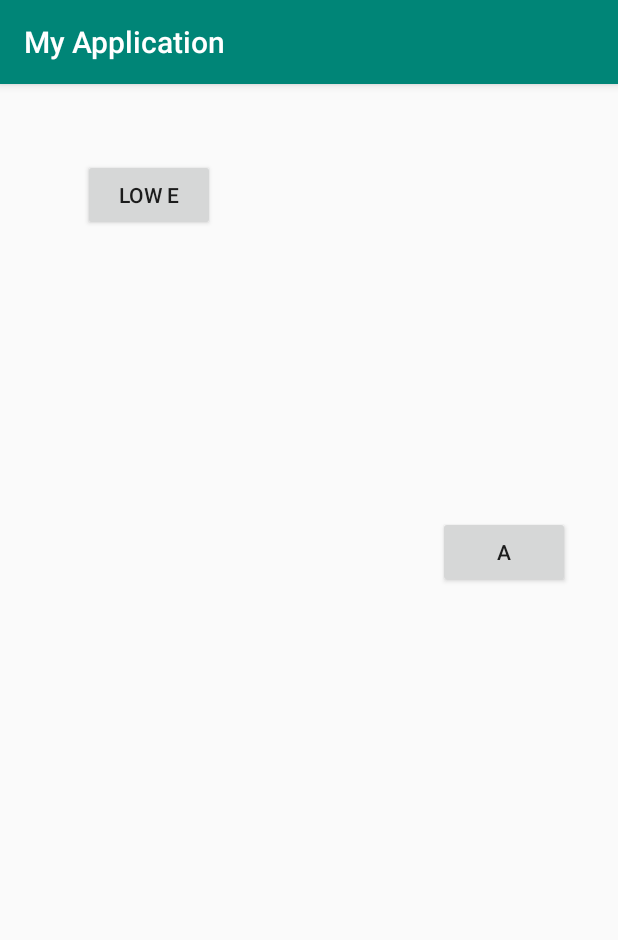
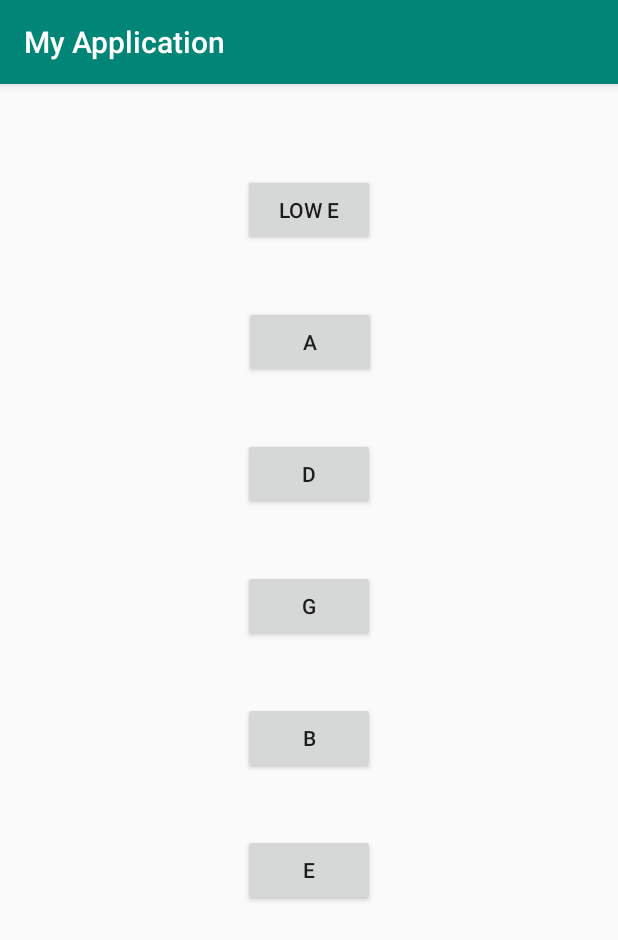
Before and after one commit to hannahlspencer/Tuner, an Android app: the StandardGuitar screen opened directly, with no data from a screen before it, after a tap on "LOW E", on a phone screen of 412 x 824 dp. Shown: the top 940 px of the screen. Run offline under Robolectric (Android 15) with nearby library versions, the phone set to English and light mode, and no system bars.

Commit message:
Add extra notes, fix layout, and improve note clicklisteners

```diff
--- a/app/src/main/java/com/example/myapplication/standardGuitar/StandardGuitar.kt
+++ b/app/src/main/java/com/example/myapplication/standardGuitar/StandardGuitar.kt
@@ -15,21 +15,28 @@ class StandardGuitar: AppCompatActivity() {
         setMediaPlayers()
     }
     fun setMediaPlayers() {
-        val mpe = MediaPlayer.create(this, R.raw.lowe)
         lowe.setOnClickListener {
-            mpe.start()
+            playNote(R.raw.lowe)
         }
-        val mpa = MediaPlayer.create(this, R.raw.a)
         a.setOnClickListener {
-            mpa.start()
+            playNote(R.raw.a)
         }
-//        val mpd = MediaPlayer.create(context, R.raw.lowe)
-//        lowe.setOnClickListener {
-//            mpd.start()
-//        }
-//        val mpg = MediaPlayer.create(context, R.raw.lowe)
-//        lowe.setOnClickListener {
-//            mpg.start()
-//        }
+        d.setOnClickListener {
+            playNote(R.raw.d)
+        }
+        g.setOnClickListener {
+            playNote(R.raw.g)
+        }
+        b.setOnClickListener {
+            playNote(R.raw.b)
+        }
+        e.setOnClickListener {
+            playNote(R.raw.e)
+        }
+    }
+
+    fun playNote(rawNote: Int) {
+        val mp = MediaPlayer.create(this, rawNote)
+        mp.start()
     }
 }
--- a/app/src/main/res/layout/standard_guitar.xml
+++ b/app/src/main/res/layout/standard_guitar.xml
@@ -11,20 +11,51 @@
             android:text="Low E"
             android:layout_width="wrap_content"
             android:layout_height="wrap_content"
-            android:id="@+id/lowe" app:layout_constraintTop_toTopOf="parent"
-            android:layout_marginTop="50dp" app:layout_constraintStart_toStartOf="parent"
-            android:layout_marginStart="55dp" app:layout_constraintEnd_toEndOf="parent"
-            android:layout_marginEnd="268dp" android:layout_marginBottom="511dp"
-            app:layout_constraintBottom_toBottomOf="parent" app:layout_constraintHorizontal_bias="0.0"
-            app:layout_constraintVertical_bias="0.0"/>
+            android:id="@+id/lowe"
+            android:layout_marginTop="60dp"
+            app:layout_constraintTop_toTopOf="parent" app:layout_constraintEnd_toEndOf="parent"
+            android:layout_marginEnd="160dp" app:layout_constraintStart_toStartOf="parent"
+            android:layout_marginStart="8dp" app:layout_constraintHorizontal_bias="0.987"/>
     <Button
             android:text="A"
             android:layout_width="wrap_content"
             android:layout_height="wrap_content"
             android:id="@+id/a"
-            app:layout_constraintEnd_toEndOf="parent" android:layout_marginEnd="32dp"
-            android:layout_marginBottom="432dp"
-            app:layout_constraintBottom_toBottomOf="parent" android:layout_marginTop="8dp"
-            app:layout_constraintTop_toBottomOf="@+id/lowe" app:layout_constraintVertical_bias="1.0"/>
+            android:layout_marginTop="40dp"
+            app:layout_constraintTop_toBottomOf="@+id/lowe" app:layout_constraintEnd_toEndOf="parent"
+            android:layout_marginEnd="160dp" app:layout_constraintStart_toStartOf="parent"
+            android:layout_marginStart="8dp" app:layout_constraintHorizontal_bias="0.993"/>
+    <Button
+            android:text="D"
+            android:layout_width="wrap_content"
+            android:layout_height="wrap_content"
+            android:id="@+id/d" android:layout_marginTop="40dp"
+            app:layout_constraintTop_toBottomOf="@+id/a" app:layout_constraintEnd_toEndOf="parent"
+            android:layout_marginEnd="160dp" app:layout_constraintStart_toStartOf="parent"
+            android:layout_marginStart="8dp" app:layout_constraintHorizontal_bias="0.987"/>
+    <Button
+            android:text="G"
+            android:layout_width="wrap_content"
+            android:layout_height="wrap_content"
+            android:id="@+id/g" android:layout_marginTop="40dp"
+            app:layout_constraintTop_toBottomOf="@+id/d" app:layout_constraintEnd_toEndOf="parent"
+            android:layout_marginEnd="8dp" app:layout_constraintStart_toStartOf="parent"
+            android:layout_marginStart="8dp"/>
+    <Button
+            android:text="B"
+            android:layout_width="wrap_content"
+            android:layout_height="wrap_content"
+            android:id="@+id/b" android:layout_marginTop="40dp"
+            app:layout_constraintTop_toBottomOf="@+id/g" app:layout_constraintEnd_toEndOf="parent"
+            android:layout_marginEnd="8dp" app:layout_constraintStart_toStartOf="parent"
+            android:layout_marginStart="8dp" app:layout_constraintHorizontal_bias="0.501"/>
+    <Button
+            android:text="E"
+            android:layout_width="wrap_content"
+            android:layout_height="wrap_content"
+            android:id="@+id/e" android:layout_marginTop="40dp"
+            app:layout_constraintTop_toBottomOf="@+id/b" app:layout_constraintEnd_toEndOf="parent"
+            android:layout_marginEnd="8dp" app:layout_constraintStart_toStartOf="parent"
+            android:layout_marginStart="8dp" app:layout_constraintHorizontal_bias="0.501"/>
 
 </androidx.constraintlayout.widget.ConstraintLayout>
```
Also changed, not shown: 4 other files.
